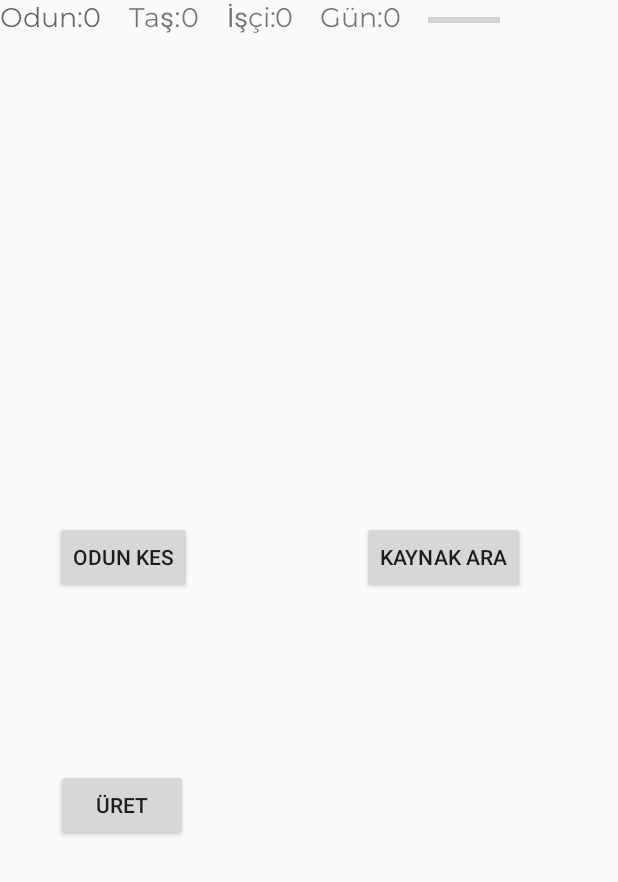
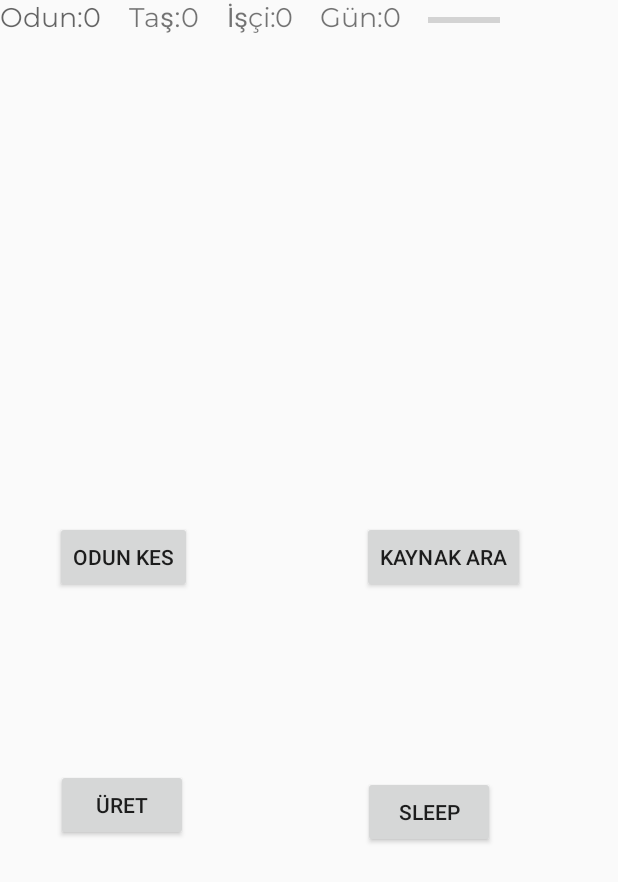
Before and after one commit to mobilproje2019/deneme, an Android app: the anaekran screen opened directly, with no data from a screen before it, on a phone screen of 412 x 824 dp. Shown: the top 882 px of the screen. Run offline under Robolectric (Android 15) with nearby library versions, the phone set to English and light mode, and no system bars.

Commit message:
Uyu butonu eklendi umarım çalışıyordur

```diff
--- a/app/src/main/java/com/example/deneme/anaekran.java
+++ b/app/src/main/java/com/example/deneme/anaekran.java
@@ -31,6 +31,7 @@ public class anaekran extends AppCompatActivity {
     Button b_odun;
     Button b_topla;
     Button b_uret;
+    Button b_uyu;
     TextView g_odun;
     TextView g_isci;
     TextView g_tas;
@@ -92,6 +93,7 @@ public void g_zaman(int s){
     b_odun=findViewById(R.id.b_odun);
     g_isci=findViewById(R.id.g_isci);
     b_uret=findViewById(R.id.b_uret);
+    b_uyu=findViewById(R.id.b_uyu);
     g_tas=findViewById(R.id.g_tas);
     g_gun=findViewById(R.id.g_gun);
     zaman=findViewById(R.id.progressBar);
@@ -144,5 +146,12 @@ g_zaman(1);
         }
     });
 
+
+    b_uyu.setOnClickListener(new View.OnClickListener() {
+        @Override
+        public void onClick(View view) {
+            g_zaman(16);
+        }
+    });
     }
 }
--- a/app/src/main/res/layout/activity_anaekran.xml
+++ b/app/src/main/res/layout/activity_anaekran.xml
@@ -141,4 +141,18 @@
 
     </LinearLayout>
 
+    <Button
+        android:id="@+id/b_uyu"
+        android:layout_width="wrap_content"
+        android:layout_height="wrap_content"
+        android:layout_marginStart="116dp"
+        android:layout_marginTop="96dp"
+        android:layout_marginEnd="81dp"
+        android:layout_marginBottom="233dp"
+        android:text="Sleep"
+        app:layout_constraintBottom_toBottomOf="parent"
+        app:layout_constraintEnd_toEndOf="parent"
+        app:layout_constraintStart_toEndOf="@+id/b_uret"
+        app:layout_constraintTop_toBottomOf="@+id/b_topla" />
+
 </androidx.constraintlayout.widget.ConstraintLayout>
```
